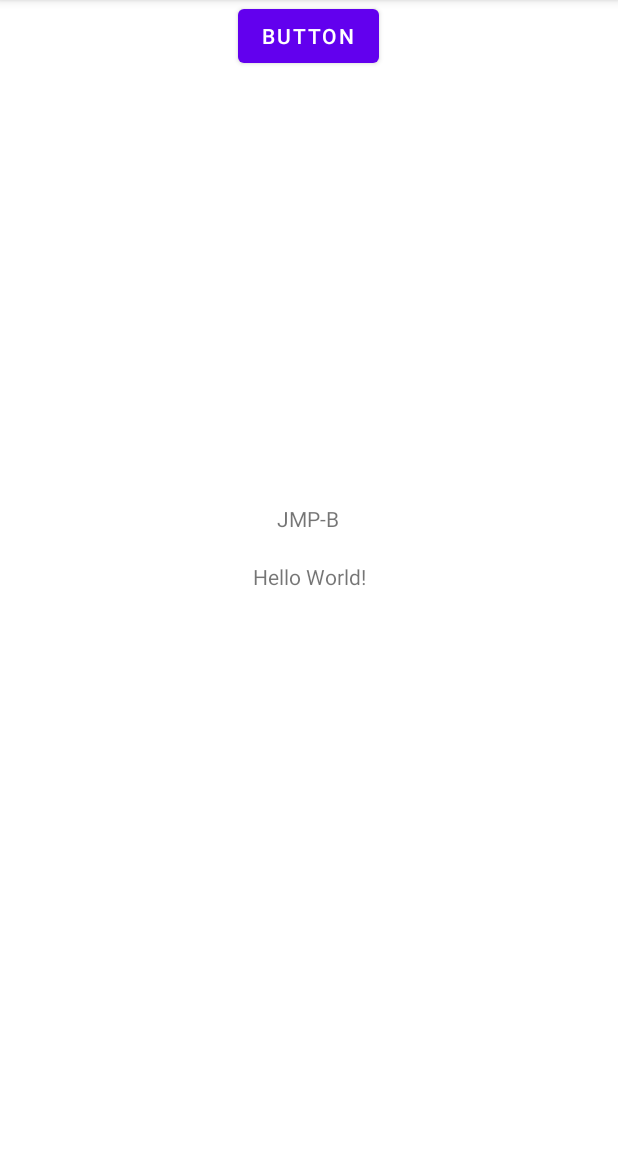
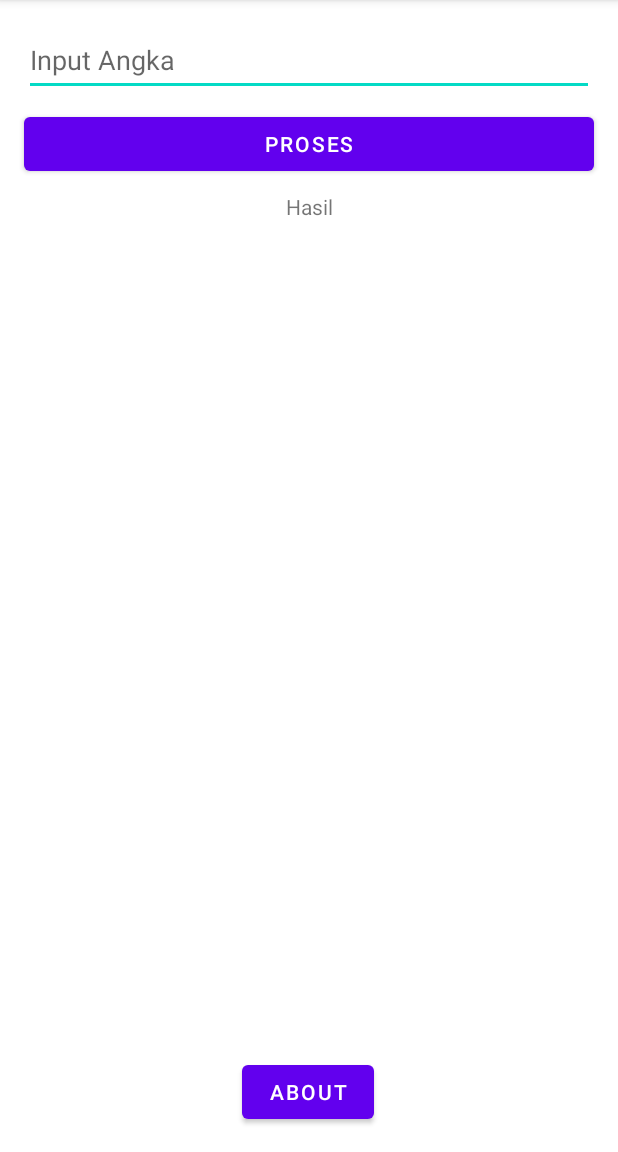
Before and after one commit to mrijal/JMP-DTS22, an Android app: the screen it shows after launch (MainActivity), on a phone screen of 412 x 824 dp, the part 84-1236 px from its top. Run offline under Robolectric (Android 15) with nearby library versions, the phone set to English and light mode, and no system bars.

Commit message:
Tugas Pertemuan kedua , penambahan logika sederhana dan activity about

```diff
--- a/app/src/main/AndroidManifest.xml
+++ b/app/src/main/AndroidManifest.xml
@@ -22,6 +22,11 @@
                 <category android:name="android.intent.category.LAUNCHER" />
             </intent-filter>
         </activity>
+
+        <activity
+            android:name=".AboutActivity"
+            android:exported="false" />
+
     </application>
 
 </manifest>
--- a/app/src/main/java/com/example/mrapp/MainActivity.java
+++ b/app/src/main/java/com/example/mrapp/MainActivity.java
@@ -2,25 +2,53 @@ package com.example.mrapp;
 
 import androidx.appcompat.app.AppCompatActivity;
 
+import android.content.Intent;
 import android.os.Bundle;
 import android.view.View;
 import android.widget.Button;
-import android.widget.Toast;
+import android.widget.EditText;
+import android.widget.TextView;
 
 public class MainActivity extends AppCompatActivity {
 
-    Button tombol;
+    EditText etAngka;
+    Button bProses;
+    TextView tvHasil;
+    Button bAbout;
     @Override
     protected void onCreate(Bundle savedInstanceState) {
         super.onCreate(savedInstanceState);
         setContentView(R.layout.activity_main);
-        tombol = findViewById(R.id.tombol);
-        tombol.setOnClickListener(new View.OnClickListener() {
+
+        bAbout = findViewById(R.id.b_about);
+        etAngka = findViewById(R.id.editTextNumber);
+        bProses = findViewById(R.id.b_proses);
+        tvHasil = findViewById(R.id.tv_hasil);
+        bAbout.setOnClickListener(new View.OnClickListener() {
             @Override
             public void onClick(View view) {
-                Toast.makeText(MainActivity.this, "JMP.HEHE", Toast.LENGTH_SHORT).show();
+                Intent intent = new Intent(MainActivity.this,
+                        AboutActivity.class);
+                startActivity(intent);
             }
         });
-        //Ubah ke 2
+
+        bProses.setOnClickListener(new View.OnClickListener() {
+            @Override
+            public void onClick(View view) {
+                //ambil angka dari edit text
+                int angka = Integer.parseInt(etAngka.getText()
+                        .toString());
+
+                String hasil;
+                if(angka%2 == 0){
+                    hasil = getString(R.string.teks_genap,angka);
+                }else{
+                    hasil = getString(R.string.teks_ganjil,angka);
+                }
+                tvHasil.setText(hasil);
+            }
+        });
+
     }
 }
--- a/app/src/main/res/layout/activity_main.xml
+++ b/app/src/main/res/layout/activity_main.xml
@@ -6,34 +6,59 @@
     android:layout_height="match_parent"
     tools:context=".MainActivity">
 
-    <TextView
-        android:layout_width="wrap_content"
-        android:layout_height="wrap_content"
-        android:text="Hello World!"
-        app:layout_constraintBottom_toBottomOf="parent"
+    <EditText
+        android:id="@+id/editTextNumber"
+        android:layout_width="0dp"
+        android:layout_height="48dp"
+        android:layout_marginStart="16dp"
+        android:layout_marginTop="16dp"
+        android:layout_marginEnd="16dp"
+        android:ems="10"
+        android:hint="@string/input_angka"
+        android:importantForAutofill="no"
+        android:inputType="number"
         app:layout_constraintEnd_toEndOf="parent"
-        app:layout_constraintStart_toStartOf="parent"
-        app:layout_constraintTop_toTopOf="parent" />
-
-    <TextView
-        android:id="@+id/textView"
-        android:layout_width="wrap_content"
-        android:layout_height="wrap_content"
-        android:layout_marginTop="336dp"
-        android:text="@string/textJMP"
-        app:layout_constraintEnd_toEndOf="parent"
-        app:layout_constraintHorizontal_bias="0.498"
+        app:layout_constraintHorizontal_bias="0.486"
         app:layout_constraintStart_toStartOf="parent"
         app:layout_constraintTop_toTopOf="parent" />
 
     <Button
-        android:id="@+id/tombol"
-        android:layout_width="wrap_content"
+        android:id="@+id/b_proses"
+        android:layout_width="0dp"
         android:layout_height="wrap_content"
-        android:text="Button"
+        android:layout_marginStart="16dp"
+        android:layout_marginTop="8dp"
+        android:layout_marginEnd="16dp"
+        android:text="@string/proses"
+        app:layout_constraintEnd_toEndOf="parent"
+        app:layout_constraintStart_toStartOf="parent"
+        app:layout_constraintTop_toBottomOf="@+id/editTextNumber"
+        tools:ignore="HardcodedText" />
+
+    <TextView
+        android:id="@+id/tv_hasil"
+        android:layout_width="0dp"
+        android:layout_height="wrap_content"
+        android:layout_marginStart="16dp"
+        android:layout_marginTop="8dp"
+        android:layout_marginEnd="16dp"
+        android:text="@string/hasil"
+        android:textAlignment="center"
         app:layout_constraintEnd_toEndOf="parent"
         app:layout_constraintHorizontal_bias="0.498"
         app:layout_constraintStart_toStartOf="parent"
-        tools:layout_editor_absoluteY="383dp" />
+        app:layout_constraintTop_toBottomOf="@+id/b_proses" />
 
+    <Button
+        android:id="@+id/b_about"
+        android:layout_width="wrap_content"
+        android:layout_height="wrap_content"
+        android:layout_marginStart="16dp"
+        android:layout_marginEnd="16dp"
+        android:layout_marginBottom="16dp"
+        android:text="@string/about"
+        app:layout_constraintBottom_toBottomOf="parent"
+        app:layout_constraintEnd_toEndOf="parent"
+        app:layout_constraintHorizontal_bias="0.498"
+        app:layout_constraintStart_toStartOf="parent" />
 </androidx.constraintlayout.widget.ConstraintLayout>
--- a/app/src/main/res/values/strings.xml
+++ b/app/src/main/res/values/strings.xml
@@ -1,4 +1,14 @@
 <resources>
     <string name="app_name">Praktek JMP</string>
     <string name="textJMP">JMP-B</string>
+    <string name="proses">Proses</string>
+    <string name="hasil">Hasil</string>
+    <string name="about">About</string>
+    <string name="input_angka">Input Angka</string>
+    <string name="teks_genap">Angka %1$d adalah bilangan genap</string>
+    <string name="teks_ganjil">Angka %1$d adalah bilangan ganjil</string>
+    <string name="saya_dari_kelas_jmp_b_vsga_dts_2022">Saya dari kelas JMP-B VSGA DTS 2022</string>
+    <string name="kembali">kembali</string>
+    <string name="nama">Halo, Nama Saya Muhammad Rijal</string>
+    <string name="todo">TODO</string>
 </resources>
```
Also changed, not shown: app/src/main/java/com/example/mrapp/AboutActivity.java (added, +31 -0 lines), app/src/main/res/layout/activity_about.xml (added, +52 -0 lines), app/src/main/res/drawable/anime_spy_x_family_anya_forger_169__1_.jpeg (added).
